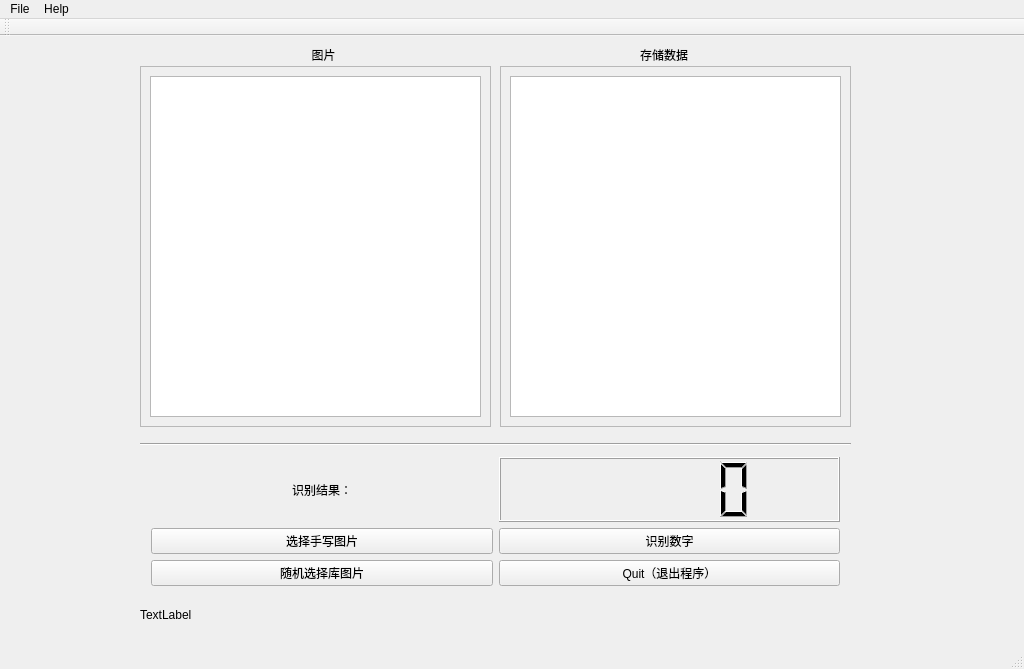
Before: the Qt Designer form pythonstudy/pyqt/main.ui in wzp1216/python_study, drawn with Qt 5.
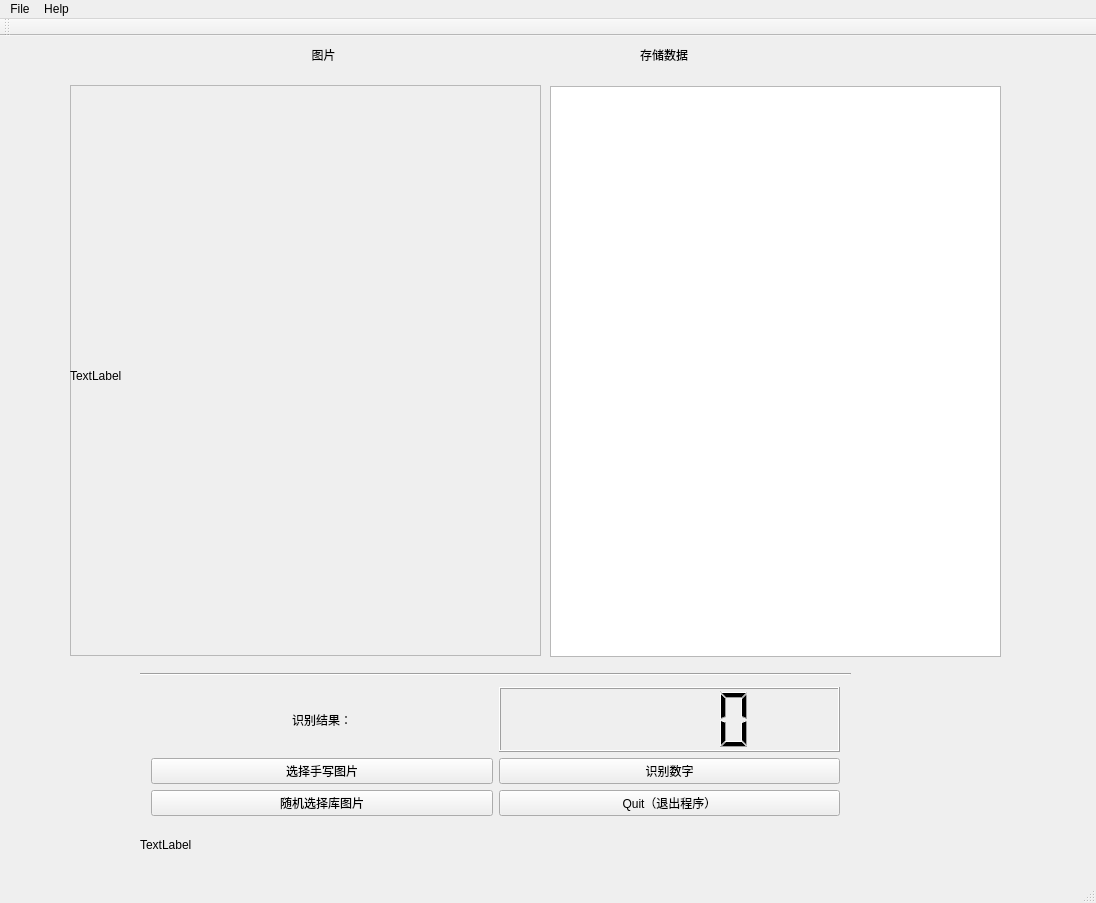
After: the same form once the commit is applied.

The edit to the form file:
```diff
--- a/pythonstudy/pyqt/main.ui
+++ b/pythonstudy/pyqt/main.ui
@@ -6,14 +6,14 @@
    <rect>
     <x>0</x>
     <y>0</y>
-    <width>1024</width>
-    <height>669</height>
+    <width>1096</width>
+    <height>903</height>
    </rect>
   </property>
   <property name="maximumSize">
    <size>
-    <width>1024</width>
-    <height>768</height>
+    <width>2048</width>
+    <height>2048</height>
    </size>
   </property>
   <property name="windowTitle">
@@ -24,7 +24,7 @@
     <property name="geometry">
      <rect>
       <x>140</x>
-      <y>410</y>
+      <y>640</y>
       <width>711</width>
       <height>151</height>
      </rect>
@@ -73,58 +73,6 @@
      </item>
     </layout>
    </widget>
-   <widget class="QFrame" name="frame">
-    <property name="geometry">
-     <rect>
-      <x>140</x>
-      <y>30</y>
-      <width>351</width>
-      <height>361</height>
-     </rect>
-    </property>
-    <property name="frameShape">
-     <enum>QFrame::StyledPanel</enum>
-    </property>
-    <property name="frameShadow">
-     <enum>QFrame::Raised</enum>
-    </property>
-    <widget class="QGraphicsView" name="graphicsView">
-     <property name="geometry">
-      <rect>
-       <x>10</x>
-       <y>10</y>
-       <width>331</width>
-       <height>341</height>
-      </rect>
-     </property>
-    </widget>
-   </widget>
-   <widget class="QFrame" name="frame_2">
-    <property name="geometry">
-     <rect>
-      <x>500</x>
-      <y>30</y>
-      <width>351</width>
-      <height>361</height>
-     </rect>
-    </property>
-    <property name="frameShape">
-     <enum>QFrame::StyledPanel</enum>
-    </property>
-    <property name="frameShadow">
-     <enum>QFrame::Raised</enum>
-    </property>
-    <widget class="QTableView" name="tableView">
-     <property name="geometry">
-      <rect>
-       <x>10</x>
-       <y>10</y>
-       <width>331</width>
-       <height>341</height>
-      </rect>
-     </property>
-    </widget>
-   </widget>
    <widget class="QLabel" name="label_2">
     <property name="geometry">
      <rect>
@@ -158,7 +106,7 @@
     <property name="geometry">
      <rect>
       <x>140</x>
-      <y>400</y>
+      <y>630</y>
       <width>711</width>
       <height>16</height>
      </rect>
@@ -171,7 +119,7 @@
     <property name="geometry">
      <rect>
       <x>140</x>
-      <y>570</y>
+      <y>800</y>
       <width>711</width>
       <height>17</height>
      </rect>
@@ -180,14 +128,53 @@
      <string>TextLabel</string>
     </property>
    </widget>
+   <widget class="QTableView" name="tableView">
+    <property name="geometry">
+     <rect>
+      <x>550</x>
+      <y>50</y>
+      <width>451</width>
+      <height>571</height>
+     </rect>
+    </property>
+   </widget>
+   <widget class="QFrame" name="frame">
+    <property name="geometry">
+     <rect>
+      <x>70</x>
+      <y>49</y>
+      <width>471</width>
+      <height>571</height>
+     </rect>
+    </property>
+    <property name="frameShape">
+     <enum>QFrame::StyledPanel</enum>
+    </property>
+    <property name="frameShadow">
+     <enum>QFrame::Raised</enum>
+    </property>
+    <widget class="QLabel" name="labelpic">
+     <property name="geometry">
+      <rect>
+       <x>0</x>
+       <y>10</y>
+       <width>471</width>
+       <height>561</height>
+      </rect>
+     </property>
+     <property name="text">
+      <string>TextLabel</string>
+     </property>
+    </widget>
+   </widget>
   </widget>
   <widget class="QMenuBar" name="menuBar">
    <property name="geometry">
     <rect>
      <x>0</x>
      <y>0</y>
-     <width>1024</width>
-     <height>28</height>
+     <width>1096</width>
+     <height>24</height>
     </rect>
    </property>
    <widget class="QMenu" name="menuFile">
```
